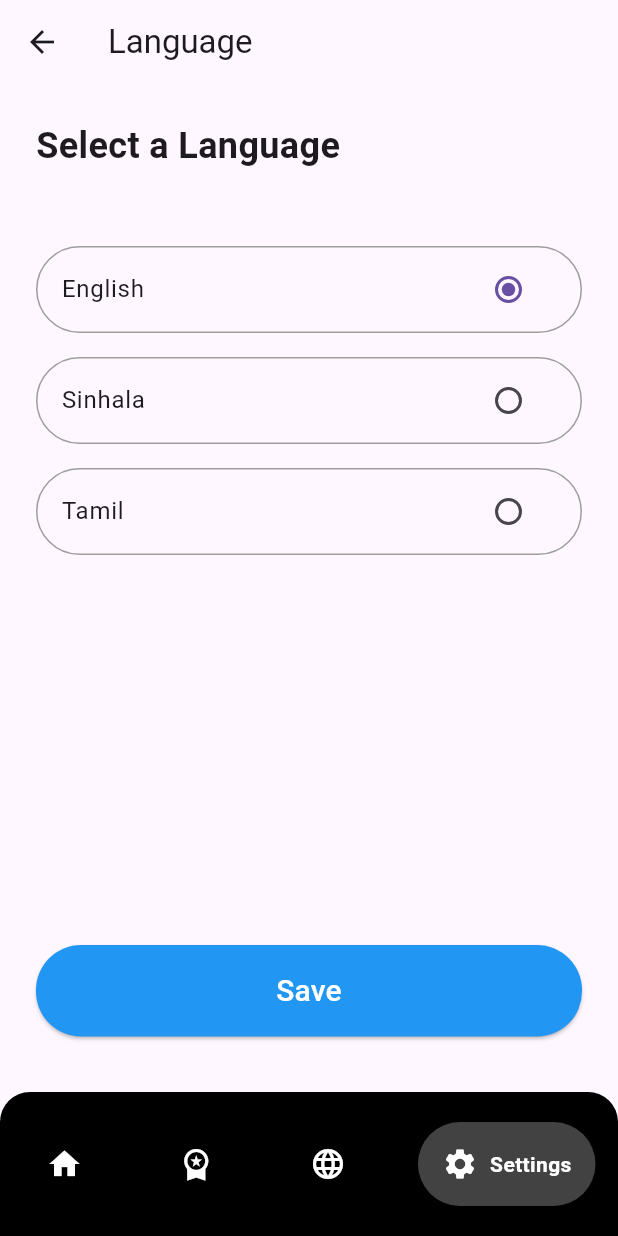
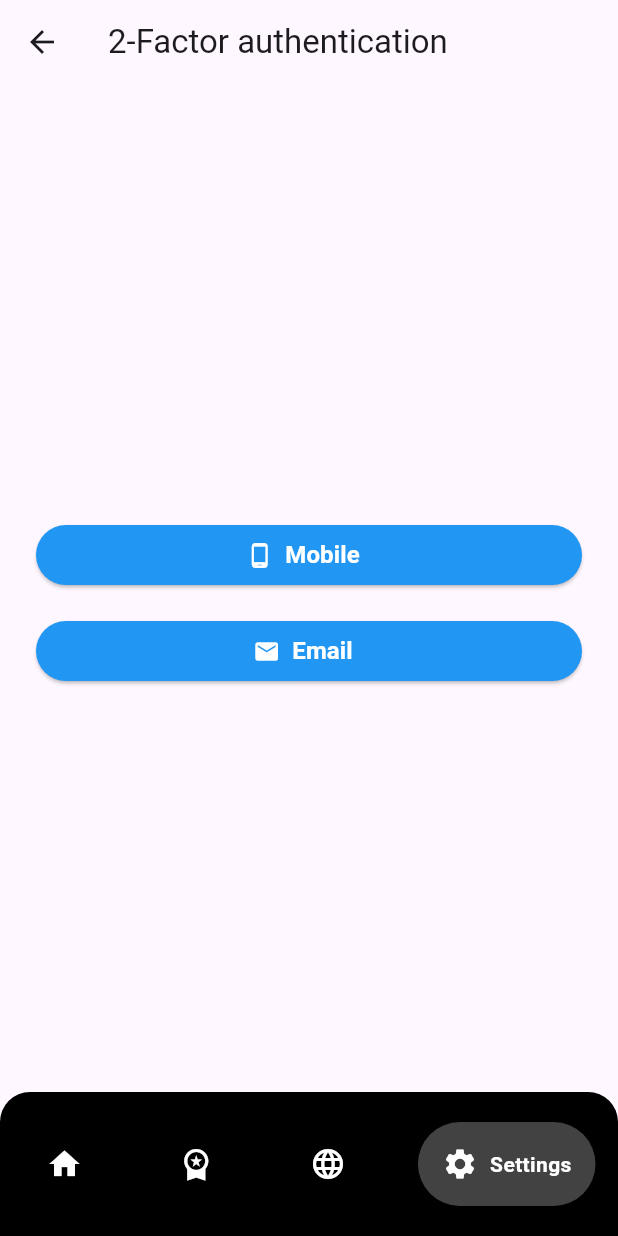
Before and after one commit to AdithyaSean/next-step-flutter, a Flutter app: the screen it shows after launch, on a phone screen of 412 x 824 dp. Run offline on Flutter 3.47's test engine with Material 3 defaults, Android fonts, the phone set to English and light mode, and no system bars; drawn by our look-alikes of google_nav_bar.

Commit message:
create two_factor.dart UI

```diff
--- a/lib/main.dart
+++ b/lib/main.dart
@@ -8,7 +8,8 @@ import 'package:flutter/material.dart';
 //import 'package:next_step/settings_ui.dart';
 //import 'package:next_step/set_change_password.dart';
 //import 'package:next_step/nav_bar.dart';
-import 'package:next_step/set_language_selection.dart';
+//import 'package:next_step/set_language_selection.dart';
+import 'package:next_step/two_factor.dart';
 
 
 void main() {
@@ -25,7 +26,7 @@ class MyApp extends StatelessWidget {
       theme: ThemeData(
         primarySwatch: Colors.blue,
       ),
-      home: const LanguageSelectionScreen(), // Use the imported widget
+      home: const TwoFactorAuthScreen(), // Use the imported widget
     );
   }
 }
--- /dev/null
+++ b/lib/two_factor.dart
@@ -0,0 +1,127 @@
+import 'package:flutter/material.dart';
+import 'package:next_step/nav_bar.dart';
+
+class TwoFactorAuthScreen extends StatefulWidget {
+  const TwoFactorAuthScreen({Key? key}) : super(key: key);
+
+  @override
+  _TwoFactorAuthScreenState createState() => _TwoFactorAuthScreenState();
+}
+
+class _TwoFactorAuthScreenState extends State<TwoFactorAuthScreen> {
+  String _selectedMethod = '';
+
+  @override
+  Widget build(BuildContext context) {
+    return Scaffold(
+      appBar: AppBar(
+        leading: IconButton(
+          icon: const Icon(Icons.arrow_back),
+          onPressed: () => Navigator.pop(context),
+        ),
+        title: const Text('2-Factor authentication'),
+      ),
+      body: LayoutBuilder(
+        builder: (context, constraints) {
+          // Determine the form width based on screen size
+          double formWidth = constraints.maxWidth;
+          if (constraints.maxWidth > 600) {
+            formWidth = constraints.maxWidth * 0.5;
+          }
+          if (constraints.maxWidth > 1200) {
+            formWidth = constraints.maxWidth * 0.3;
+          }
+
+          return Center(
+            child: SingleChildScrollView(
+              child: Container(
+                width: formWidth,
+                padding: const EdgeInsets.all(24.0),
+                child: Column(
+                  crossAxisAlignment: CrossAxisAlignment.stretch,
+                  children: [
+                    const SizedBox(height: 20),
+                    ElevatedButton.icon(
+                      onPressed: () => _selectMethod('mobile'),
+                      icon: const Icon(Icons.phone_android, color: Colors.white),
+                      label: const Text(
+                        'Mobile',
+                        style: TextStyle(
+                          fontSize: 16,
+                          color: Colors.white, // Text color always white
+                          fontWeight: FontWeight.bold,
+                        ),
+                      ),
+                      style: ElevatedButton.styleFrom(
+                        backgroundColor: Colors.blue, // Background always blue
+                        shape: RoundedRectangleBorder(
+                          borderRadius: BorderRadius.circular(30),
+                        ),
+                      ),
+                    ),
+                    const SizedBox(height: 16),
+                    ElevatedButton.icon(
+                      onPressed: () => _selectMethod('email'),
+                      icon: const Icon(Icons.email, color: Colors.white),
+                      label: const Text(
+                        'Email',
+                        style: TextStyle(
+                          fontSize: 16,
+                          color: Colors.white, // Text color always white
+                          fontWeight: FontWeight.bold,
+                        ),
+                      ),
+                      style: ElevatedButton.styleFrom(
+                        backgroundColor: Colors.blue, // Background always blue
+                        shape: RoundedRectangleBorder(
+                          borderRadius: BorderRadius.circular(30),
+                        ),
+                      ),
+                    ),
+                  ],
+                ),
+              ),
+            ),
+          );
+        },
+      ),
+      bottomNavigationBar: const BottomNavContainer(selectedIndex: 3),
+    );
+  }
+
+  Widget _buildAuthOption(String title, IconData icon,
+      {required VoidCallback onTap, required bool isSelected}) {
+    return InkWell(
+      onTap: onTap,
+      child: Container(
+        decoration: BoxDecoration(
+          border: Border.all(
+            color: isSelected ? Colors.blue : Colors.grey,
+            width: isSelected ? 2 : 1,
+          ),
+          borderRadius: BorderRadius.circular(30),
+        ),
+        child: ListTile(
+          leading: Icon(icon, color: Colors.white), // Icon color always white
+          title: Text(
+            title,
+            style: const TextStyle(
+              fontSize: 16,
+              color: Colors.white, // Text color always white
+              fontWeight: FontWeight.bold,
+            ),
+          ),
+          trailing: isSelected
+              ? const Icon(Icons.check_circle, color: Colors.blue)
+              : null,
+        ),
+      ),
+    );
+  }
+
+  void _selectMethod(String method) {
+    setState(() {
+      _selectedMethod = method;
+    });
+  }
+}
```
